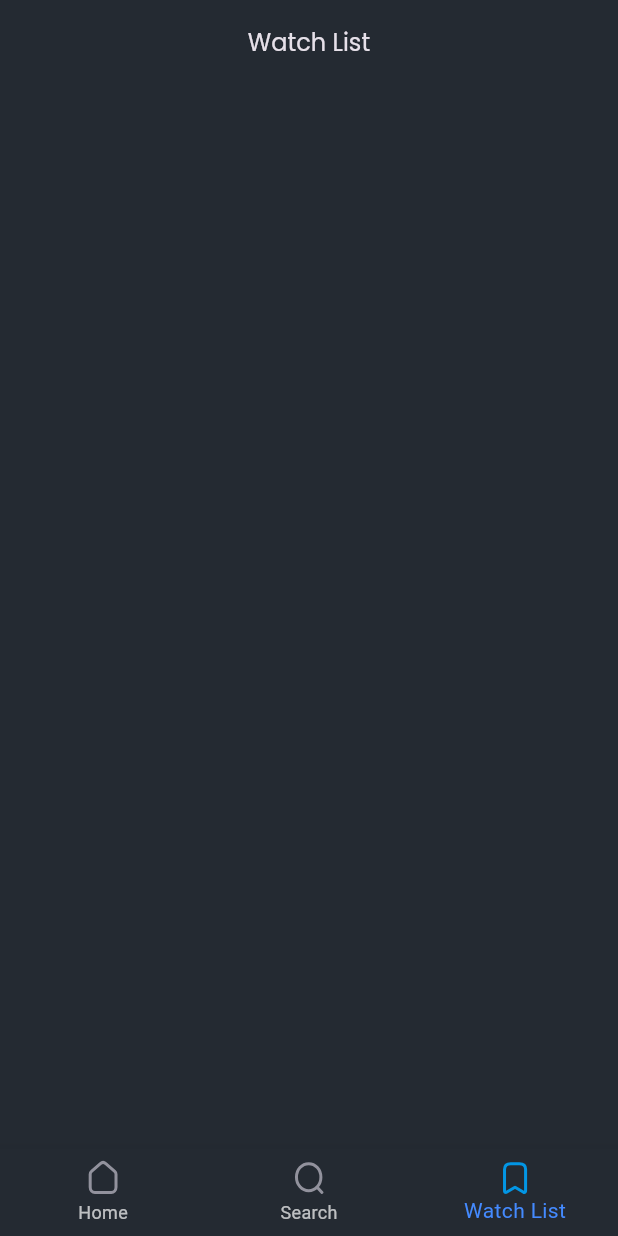
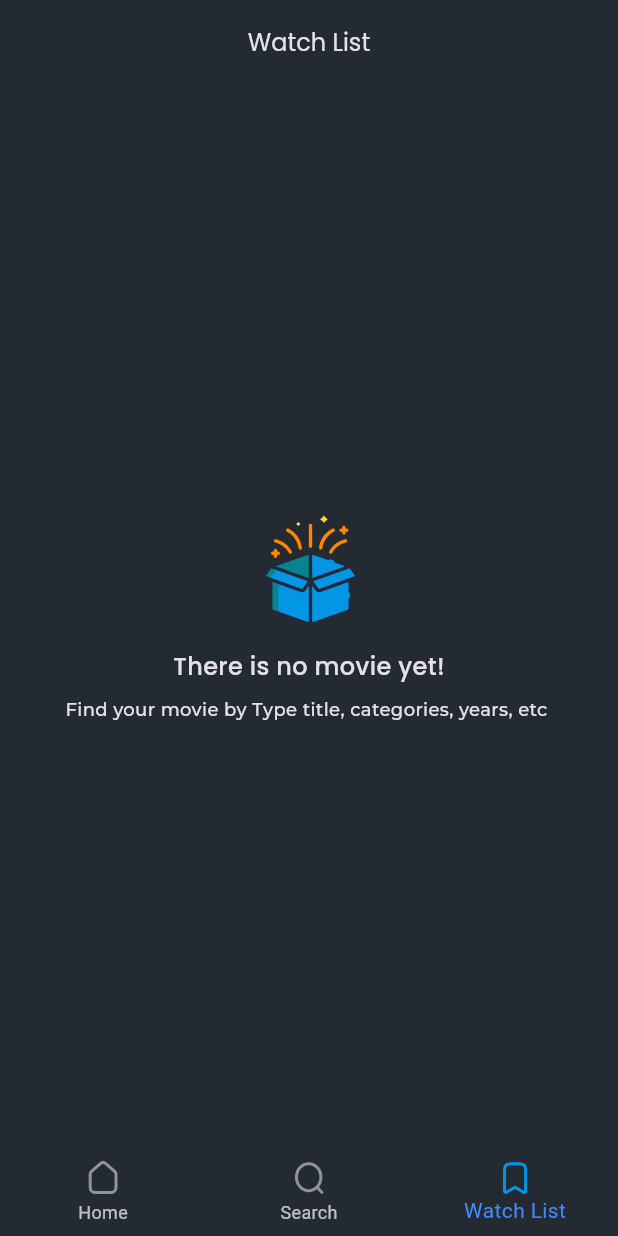
Before and after one commit to andrrew24/depi_final_project, a Flutter app: the screen it shows after launch, item 3 of the bottom bar chosen, on a phone screen of 412 x 824 dp. Run offline on Flutter 3.47's test engine with Material 3 defaults, Android fonts, the phone set to English and light mode, and no system bars; our stand-ins replace bloc, cached_network_image, dartz, dio, flutter_bloc, flutter_dotenv and 7 more; accounts and stored records are empty; network calls fail.

Commit message:
fixed watchkist no genre error

```diff
--- a/lib/features/home/models/movies_model.dart
+++ b/lib/features/home/models/movies_model.dart
@@ -18,6 +18,7 @@ class MoviesModel {
   int? voteCount;
 
   MoviesModel({
+    this.genre,
     this.backdropPath,
     this.id,
     this.title,
--- a/lib/features/home/views/home_view.dart
+++ b/lib/features/home/views/home_view.dart
@@ -11,6 +11,7 @@ class HomeView extends StatelessWidget {
   @override
   Widget build(BuildContext context) {
     return Scaffold(
+      resizeToAvoidBottomInset: false,
       body: SafeArea(
         child: Column(
           crossAxisAlignment: CrossAxisAlignment.start,
--- a/lib/features/search/views/search_view.dart
+++ b/lib/features/search/views/search_view.dart
@@ -4,9 +4,9 @@ import 'package:gap/gap.dart';
 import 'package:movie_app/config/theme/app_styles.dart';
 import 'package:movie_app/features/search/viewmodels/cubit/search_cubit.dart';
 import 'package:movie_app/features/search/widgets/search_initial_widget.dart';
+import 'package:movie_app/features/search/widgets/search_movie_list_view.dart';
 import 'package:movie_app/features/search/widgets/search_no_result_widget.dart';
 import 'package:movie_app/utils/widgets/basic_app_bar.dart';
-import 'package:movie_app/features/search/widgets/search_movie_list_view.dart';
 import 'package:movie_app/utils/widgets/textfield_custom.dart';
 
 class SearchView extends StatelessWidget {
@@ -40,7 +40,7 @@ class SearchView extends StatelessWidget {
                 builder: (context, state) {
                   if (state is SearchSuccess) {
                     if (state.movies.isNotEmpty) {
-                      return MoviesListView(
+                      return SearchMoviesListView(
                         movies: state.movies,
                       );
                     } else {
--- a/lib/features/search/widgets/search_movie_list_view.dart
+++ b/lib/features/search/widgets/search_movie_list_view.dart
@@ -2,10 +2,10 @@ import 'package:flutter/material.dart';
 import 'package:gap/gap.dart';
 import 'package:movie_app/features/details/views/details_view.dart';
 import 'package:movie_app/features/home/models/movies_model.dart';
-import 'package:movie_app/features/search/widgets/search_movie_item.dart';
+import 'package:movie_app/utils/widgets/movie_item.dart';
 
-class MoviesListView extends StatelessWidget {
-  const MoviesListView({
+class SearchMoviesListView extends StatelessWidget {
+  const SearchMoviesListView({
     super.key,
     required this.movies,
   });
--- a/lib/features/watch_list/manager/cubit/watchlist_cubit.dart
+++ b/lib/features/watch_list/manager/cubit/watchlist_cubit.dart
@@ -1,7 +1,7 @@
 import 'package:bloc/bloc.dart';
 import 'package:meta/meta.dart';
 import 'package:movie_app/config/service_locator/service_locator.dart';
-import 'package:movie_app/features/home/models/movies_model.dart';
+import 'package:movie_app/features/details/models/movie_details_model/movie_details_model.dart';
 import 'package:movie_app/service/api_service.dart';
 import 'package:movie_app/service/local_data_source.dart';
 
--- a/lib/features/watch_list/manager/cubit/watchlist_state.dart
+++ b/lib/features/watch_list/manager/cubit/watchlist_state.dart
@@ -14,7 +14,7 @@ final class WatchlistFailure extends WatchlistState {
 }
 
 final class WatchlistSuccess extends WatchlistState {
-  final List<MoviesModel> moviesList;
+  final List<MovieDetailsModel> moviesList;
 
   WatchlistSuccess({required this.moviesList});
 }
--- a/lib/features/watch_list/widgets/watchlist_view_body.dart
+++ b/lib/features/watch_list/widgets/watchlist_view_body.dart
@@ -1,11 +1,101 @@
 import 'package:flutter/material.dart';
-
+import 'package:flutter_bloc/flutter_bloc.dart';
+import 'package:flutter_slidable/flutter_slidable.dart';
+import 'package:flutter_svg/svg.dart';
+import 'package:gap/gap.dart';
+import 'package:movie_app/config/constants/app_assets.dart';
+import 'package:movie_app/config/theme/app_styles.dart';
+import 'package:movie_app/features/details/models/movie_details_model/movie_details_model.dart';
+import 'package:movie_app/features/watch_list/manager/cubit/watchlist_cubit.dart';
+import 'package:movie_app/utils/widgets/movie_item.dart';
 
 class WatchlistViewBody extends StatelessWidget {
   const WatchlistViewBody({super.key});
 
   @override
   Widget build(BuildContext context) {
-    return Container();
+    return BlocProvider(
+      create: (context) => WatchlistCubit()..getAllWatchlistMovies(),
+      child: BlocBuilder<WatchlistCubit, WatchlistState>(
+        builder: (context, state) {
+          if (state is WatchlistLoading) {
+            return Center(
+              child: CircularProgressIndicator(),
+            );
+          } else if (state is WatchlistFailure) {
+            return Center(
+              child: Text(state.errorMessage),
+            );
+          } else if (state is WatchlistSuccess) {
+            if (state.moviesList.isNotEmpty) {
+              return ListView.separated(
+                itemCount: state.moviesList.length,
+                separatorBuilder: (context, index) => Gap(10),
+                itemBuilder: (context, index) {
+                  return Padding(
+                    padding: const EdgeInsets.symmetric(horizontal: 30),
+                    child: WatchlistMovieItem(
+                      model: state.moviesList[index],
+                    ),
+                  );
+                },
+              );
+            } else {
+              return SizedBox(
+                width: double.infinity,
+                child: Column(
+                  mainAxisAlignment: MainAxisAlignment.center,
+                  crossAxisAlignment: CrossAxisAlignment.center,
+                  children: [
+                    SvgPicture.asset(AppAssets.imgMagicbox),
+                    Gap(16),
+                    Text(
+                      "There is no movie yet!",
+                      style: AppStyles.styleMontserratSemiBold16(),
+                    ),
+                    Gap(8),
+                    Text(
+                      "Find your movie by Type title, categories, years, etc ",
+                      style: AppStyles.styleMontserratMeddium12(),
+                    )
+                  ],
+                ),
+              );
+            }
+          }
+          return Container();
+        },
+      ),
+    );
   }
 }
+
+class WatchlistMovieItem extends StatelessWidget {
+  const WatchlistMovieItem({
+    super.key,
+    required this.model,
+  });
+
+  final MovieDetailsModel model;
+
+  @override
+  Widget build(BuildContext context) {
+    return Slidable(
+      enabled: true,
+      startActionPane: ActionPane(motion: StretchMotion(), children: [
+        SlidableAction(
+          borderRadius: BorderRadius.circular(15),
+          backgroundColor: Colors.red,
+          icon: Icons.delete,
+          onPressed: (context) {
+            BlocProvider.of<WatchlistCubit>(context)
+                .deleteMovieFromWatchList(model.id!);
+          },
+        )
+      ]),
+      child: MovieItem(
+        moviesModel: model.toMoviesModel(),
+      ),
+    );
+  }
+}
--- a/lib/features/search/widgets/search_movie_item.dart
+++ b/lib/utils/widgets/movie_item.dart
@@ -11,11 +11,11 @@ class MovieItem extends StatelessWidget {
   const MovieItem({
     super.key,
     required this.moviesModel,
-    required this.onTap,
+    this.onTap,
   });
 
   final MoviesModel moviesModel;
-  final void Function() onTap;
+  final void Function()? onTap;
 
   @override
   Widget build(BuildContext context) {
@@ -77,7 +77,7 @@ class MovieItem extends StatelessWidget {
                     ),
                     const Gap(5),
                     Text(
-                       moviesModel.genre ?? "No Genre",
+                      moviesModel.genre ?? "No Genre",
                       style: AppStyles.stylePoppinsRegular12(),
                     )
                   ],
--- a/pubspec.yaml
+++ b/pubspec.yaml
@@ -28,7 +28,6 @@ environment:
 # versions available, run `flutter pub outdated`.
 dependencies:
   cached_network_image: ^3.4.1
-  carousel_slider: ^5.0.0
   cupertino_icons: ^1.0.8
   dartz: ^0.10.1
   dio: ^5.7.0
@@ -36,6 +35,7 @@ dependencies:
     sdk: flutter
   flutter_bloc: ^8.1.6
   flutter_dotenv: ^5.0.2
+  flutter_slidable: ^3.1.1
   flutter_svg: ^2.0.10+1
   font_awesome_flutter: ^10.7.0
   gap: ^3.0.1
```
Also changed, not shown: lib/features/details/models/movie_details_model/movie_details_model.dart (+26 -0 lines), lib/features/home/widgets/trending_movies_slider.dart (+11 -16 lines), pubspec.lock.
